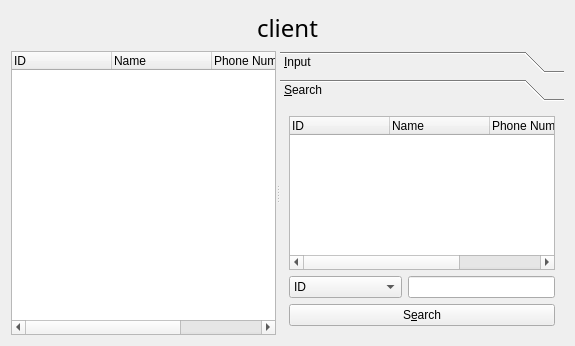
This is clientmanagerform.ui in choieunchong/ChatClient as Qt 5 draws it before an edit. The edited form follows.
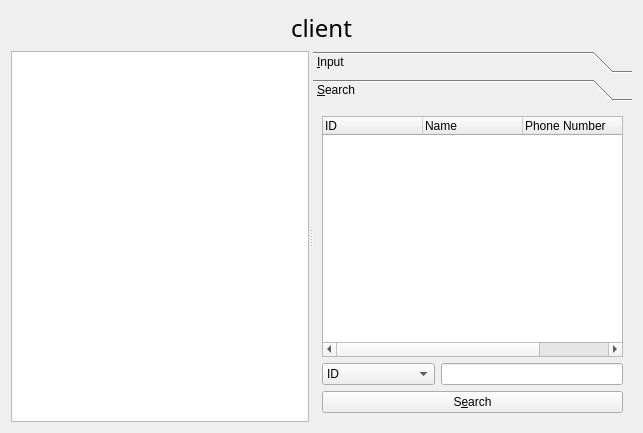
This is the edited form. The open tabs and pages were chosen to show the change.

What changed in the file:
```diff
--- a/clientmanagerform.ui
+++ b/clientmanagerform.ui
@@ -6,18 +6,21 @@
    <rect>
     <x>0</x>
     <y>0</y>
-    <width>575</width>
-    <height>346</height>
+    <width>643</width>
+    <height>433</height>
    </rect>
   </property>
   <property name="windowTitle">
    <string>Client Info</string>
   </property>
-  <layout class="QVBoxLayout" name="verticalLayout_5">
-   <item>
-    <layout class="QVBoxLayout" name="verticalLayout_4" stretch="0,1">
-     <item>
-      <layout class="QHBoxLayout" name="horizontalLayout_2">
+  <layout class="QGridLayout" name="gridLayout_2">
+   <item row="0" column="0">
+    <layout class="QGridLayout" name="gridLayout" rowstretch="0,1" columnstretch="0">
+     <item row="0" column="0">
+      <layout class="QHBoxLayout" name="horizontalLayout_2" stretch="0,0,0">
+       <property name="spacing">
+        <number>0</number>
+       </property>
        <item>
         <spacer name="horizontalSpacer">
          <property name="orientation">
@@ -59,36 +62,12 @@
        </item>
       </layout>
      </item>
-     <item>
+     <item row="1" column="0">
       <widget class="QSplitter" name="splitter">
        <property name="orientation">
         <enum>Qt::Horizontal</enum>
        </property>
-       <widget class="QTreeWidget" name="treeWidget">
-        <property name="rootIsDecorated">
-         <bool>false</bool>
-        </property>
-        <column>
-         <property name="text">
-          <string>ID</string>
-         </property>
-        </column>
-        <column>
-         <property name="text">
-          <string>Name</string>
-         </property>
-        </column>
-        <column>
-         <property name="text">
-          <string>Phone Number</string>
-         </property>
-        </column>
-        <column>
-         <property name="text">
-          <string>Address</string>
-         </property>
-        </column>
-       </widget>
+       <widget class="QTableView" name="tableView"/>
        <widget class="QToolBox" name="toolBox">
         <property name="currentIndex">
          <number>0</number>
@@ -195,8 +174,8 @@
           <rect>
            <x>0</x>
            <y>0</y>
-           <width>285</width>
-           <height>258</height>
+           <width>258</width>
+           <height>345</height>
           </rect>
          </property>
          <attribute name="label">
```
Left out of the diff: 6 changed lines with no effect on the pictures.
